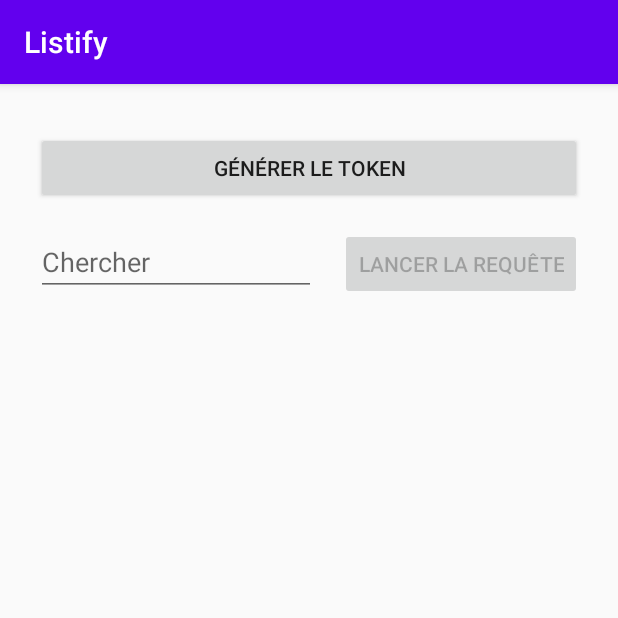
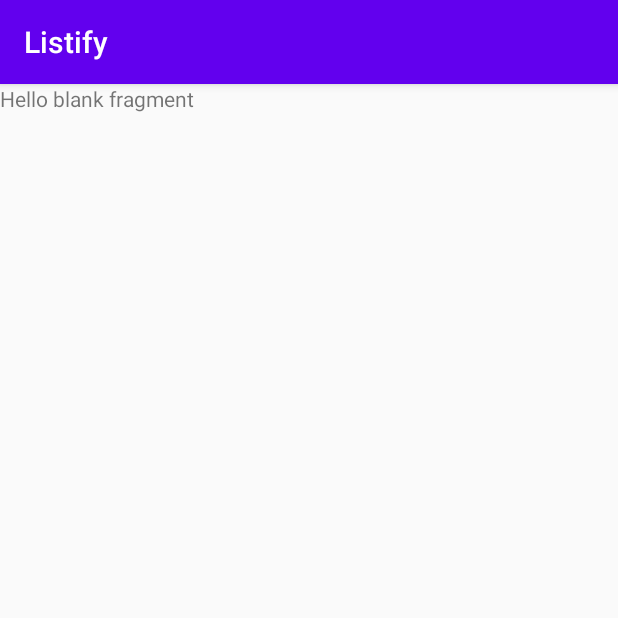
Before and after one commit to AymericLeFeyer/TAC, an Android app: the screen it shows after launch (MainActivity), on a phone screen of 412 x 824 dp, the top half of it. Run offline under Robolectric (Android 15) with nearby library versions, the phone set to English and light mode, and no system bars.

Commit message:
init nav

```diff
--- a/Listify/app/build.gradle
+++ b/Listify/app/build.gradle
@@ -59,6 +59,9 @@ dependencies {
     def lifecycle_version = "2.2.0"
     implementation "androidx.lifecycle:lifecycle-livedata-ktx:$lifecycle_version"
     implementation "androidx.lifecycle:lifecycle-viewmodel-ktx:$lifecycle_version"
+    def nav_version = "2.3.1"
+    implementation "androidx.navigation:navigation-fragment:$nav_version"
+    implementation "androidx.navigation:navigation-ui:$nav_version"
 
     // Roomd
     def room_version = "2.2.5"
--- a/Listify/app/src/main/AndroidManifest.xml
+++ b/Listify/app/src/main/AndroidManifest.xml
@@ -9,7 +9,7 @@
         android:roundIcon="@mipmap/ic_launcher_round"
         android:supportsRtl="true"
         android:theme="@style/AppTheme">
-        <activity android:name=".view.MainActivity">
+        <activity android:name=".MainActivity">
             <intent-filter>
                 <action android:name="android.intent.action.MAIN" />
 
--- a/Listify/app/src/main/java/fr/leftac/listify/view/MainActivity.java
+++ b/Listify/app/src/main/java/fr/leftac/listify/MainActivity.java
@@ -1,4 +1,4 @@
-package fr.leftac.listify.view;
+package fr.leftac.listify;
 
 import android.os.Bundle;
 
--- /dev/null
+++ b/Listify/app/src/main/java/fr/leftac/listify/view/HomeFragment.java
@@ -0,0 +1,40 @@
+package fr.leftac.listify.view;
+
+import android.os.Bundle;
+
+import androidx.fragment.app.Fragment;
+import androidx.navigation.NavController;
+import androidx.navigation.fragment.NavHostFragment;
+
+import android.view.LayoutInflater;
+import android.view.View;
+import android.view.ViewGroup;
+
+import fr.leftac.listify.R;
+
+public class HomeFragment extends Fragment {
+
+    public HomeFragment() {
+        // Required empty public constructor
+    }
+
+    @Override
+    public void onCreate(Bundle savedInstanceState) {
+        super.onCreate(savedInstanceState);
+        if (getArguments() != null) {
+
+        }
+    }
+
+    @Override
+    public View onCreateView(LayoutInflater inflater, ViewGroup container,
+                             Bundle savedInstanceState) {
+        // Inflate the layout for this fragment
+        NavHostFragment navHostFragment = (NavHostFragment) getActivity().getSupportFragmentManager().findFragmentById(R.id.nav_host_fragment);
+        NavController navController = navHostFragment.getNavController();
+
+//        navController.navigate(R.id.action_homeFragment_to_searchFragment);
+
+        return inflater.inflate(R.layout.fragment_home, container, false);
+    }
+}
--- a/Listify/app/src/main/res/layout/activity_main.xml
+++ b/Listify/app/src/main/res/layout/activity_main.xml
@@ -4,15 +4,15 @@
     xmlns:tools="http://schemas.android.com/tools"
     android:layout_width="match_parent"
     android:layout_height="match_parent"
-    tools:context=".view.MainActivity">
+    tools:context=".MainActivity">
 
-    <fragment
-        android:id="@+id/headlines_fragment"
-        android:name="fr.leftac.listify.view.SearchFragment"
-        android:layout_width="0dp"
+
+    <androidx.fragment.app.FragmentContainerView
+        android:id="@+id/nav_host_fragment"
+        android:name="androidx.navigation.fragment.NavHostFragment"
+        android:layout_width="match_parent"
         android:layout_height="match_parent"
-        android:layout_weight="1"
-        app:layout_constraintEnd_toEndOf="parent"
-        app:layout_constraintStart_toStartOf="parent" />
+        app:defaultNavHost="true"
+        app:navGraph="@navigation/nav_graph" />
 
 </androidx.constraintlayout.widget.ConstraintLayout>
--- /dev/null
+++ b/Listify/app/src/main/res/layout/fragment_home.xml
@@ -0,0 +1,14 @@
+<?xml version="1.0" encoding="utf-8"?>
+<FrameLayout xmlns:android="http://schemas.android.com/apk/res/android"
+    xmlns:tools="http://schemas.android.com/tools"
+    android:layout_width="match_parent"
+    android:layout_height="match_parent"
+    tools:context=".view.HomeFragment">
+
+    <!-- TODO: Update blank fragment layout -->
+    <TextView
+        android:layout_width="match_parent"
+        android:layout_height="match_parent"
+        android:text="@string/hello_blank_fragment" />
+
+</FrameLayout>
--- a/Listify/app/src/main/res/layout/fragment_search.xml
+++ b/Listify/app/src/main/res/layout/fragment_search.xml
@@ -4,7 +4,7 @@
     xmlns:tools="http://schemas.android.com/tools"
     android:layout_width="match_parent"
     android:layout_height="match_parent"
-    tools:context=".view.MainActivity">
+    tools:context=".view.SearchFragment">
 
     <LinearLayout
         android:id="@+id/linearLayout"
--- /dev/null
+++ b/Listify/app/src/main/res/navigation/nav_graph.xml
@@ -0,0 +1,21 @@
+<?xml version="1.0" encoding="utf-8"?>
+<navigation xmlns:android="http://schemas.android.com/apk/res/android"
+    xmlns:app="http://schemas.android.com/apk/res-auto"
+    xmlns:tools="http://schemas.android.com/tools"
+    android:id="@+id/nav_graph"
+    app:startDestination="@id/homeFragment">
+
+    <fragment
+        android:id="@+id/searchFragment"
+        android:name="fr.leftac.listify.view.SearchFragment"
+        android:label="SearchFragment" />
+    <fragment
+        android:id="@+id/homeFragment"
+        android:name="fr.leftac.listify.view.HomeFragment"
+        android:label="fragment_home"
+        tools:layout="@layout/fragment_home" >
+        <action
+            android:id="@+id/action_homeFragment_to_searchFragment"
+            app:destination="@id/searchFragment" />
+    </fragment>
+</navigation>
--- a/Listify/app/src/main/res/values/strings.xml
+++ b/Listify/app/src/main/res/values/strings.xml
@@ -1,4 +1,6 @@
 <resources>
     <string name="app_name">Listify</string>
     <string name="empty_searchfield">Veuillez compléter le champ</string>
+    <!-- TODO: Remove or change this placeholder text -->
+    <string name="hello_blank_fragment">Hello blank fragment</string>
 </resources>
```
